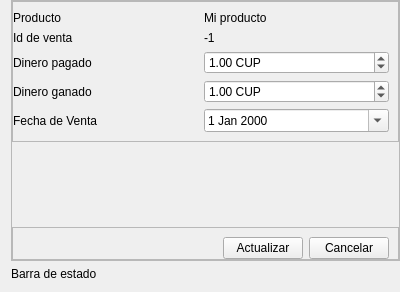
Above: view/ui/edit_sale_form.ui from R0land013/blue-pos before the change. Below: the same form after it.
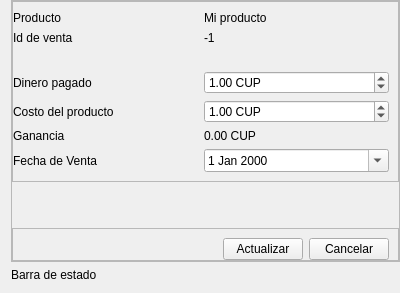
That is the form after the change.

Commit message:
Feat: Añadido el coste a la vista de editar venta
	Style: Añadido diálogo para preguntar al usuario si desea aceptar una
	venta editada que no genera ganancias.

	Style: Se muestra la ganancia en color rojo cuando se está actualizando
	una venta y esta no genera ganancias.

```diff
--- a/view/ui/edit_sale_form.ui
+++ b/view/ui/edit_sale_form.ui
@@ -53,10 +53,26 @@
          <property name="leftMargin">
           <number>0</number>
          </property>
-         <item row="0" column="0">
-          <widget class="QLabel" name="product_label">
+         <item row="6" column="0">
+          <widget class="QLabel" name="label_5">
            <property name="text">
-            <string>Producto</string>
+            <string>Fecha de Venta</string>
+           </property>
+          </widget>
+         </item>
+         <item row="4" column="1">
+          <widget class="QDoubleSpinBox" name="cost_money_spin_box">
+           <property name="suffix">
+            <string> CUP</string>
+           </property>
+           <property name="maximum">
+            <double>10000000000.000000000000000</double>
+           </property>
+           <property name="singleStep">
+            <double>10.000000000000000</double>
+           </property>
+           <property name="value">
+            <double>1.000000000000000</double>
            </property>
           </widget>
          </item>
@@ -67,44 +83,35 @@
            </property>
           </widget>
          </item>
-         <item row="3" column="0">
-          <widget class="QLabel" name="label_4">
+         <item row="0" column="0">
+          <widget class="QLabel" name="product_label">
            <property name="text">
-            <string>Dinero ganado</string>
-           </property>
-          </widget>
-         </item>
-         <item row="3" column="1">
-          <widget class="QDoubleSpinBox" name="profit_money_spin_box">
-           <property name="suffix">
-            <string> CUP</string>
-           </property>
-           <property name="maximum">
-            <double>10000000000.000000000000000</double>
-           </property>
-           <property name="singleStep">
-            <double>10.000000000000000</double>
-           </property>
-           <property name="value">
-            <double>1.000000000000000</double>
+            <string>Producto</string>
            </property>
           </widget>
          </item>
          <item row="4" column="0">
-          <widget class="QLabel" name="label_5">
+          <widget class="QLabel" name="label_4">
            <property name="text">
-            <string>Fecha de Venta</string>
+            <string>Costo del producto</string>
            </property>
           </widget>
          </item>
-         <item row="4" column="1">
+         <item row="0" column="1">
+          <widget class="QLabel" name="product_name_label">
+           <property name="text">
+            <string>Mi producto</string>
+           </property>
+          </widget>
+         </item>
+         <item row="6" column="1">
           <widget class="QDateEdit" name="sale_date_edit">
            <property name="calendarPopup">
             <bool>true</bool>
            </property>
           </widget>
          </item>
-         <item row="2" column="1">
+         <item row="3" column="1">
           <widget class="QDoubleSpinBox" name="paid_money_spin_box">
            <property name="suffix">
             <string> CUP</string>
@@ -123,13 +130,6 @@
            </property>
           </widget>
          </item>
-         <item row="0" column="1">
-          <widget class="QLabel" name="product_name_label">
-           <property name="text">
-            <string>Mi producto</string>
-           </property>
-          </widget>
-         </item>
          <item row="1" column="0">
           <widget class="QLabel" name="label">
            <property name="text">
@@ -137,13 +137,34 @@
            </property>
           </widget>
          </item>
-         <item row="2" column="0">
+         <item row="3" column="0">
           <widget class="QLabel" name="label_3">
            <property name="text">
             <string>Dinero pagado</string>
            </property>
           </widget>
          </item>
+         <item row="5" column="0">
+          <widget class="QLabel" name="label_2">
+           <property name="text">
+            <string>Ganancia</string>
+           </property>
+          </widget>
+         </item>
+         <item row="5" column="1">
+          <widget class="QLabel" name="profit_value_label">
+           <property name="text">
+            <string>0.00 CUP</string>
+           </property>
+          </widget>
+         </item>
+         <item row="2" column="0">
+          <widget class="QLabel" name="label_6">
+           <property name="text">
+            <string/>
+           </property>
+          </widget>
+         </item>
         </layout>
        </widget>
       </item>
```
The commit also changes 2 other files.
